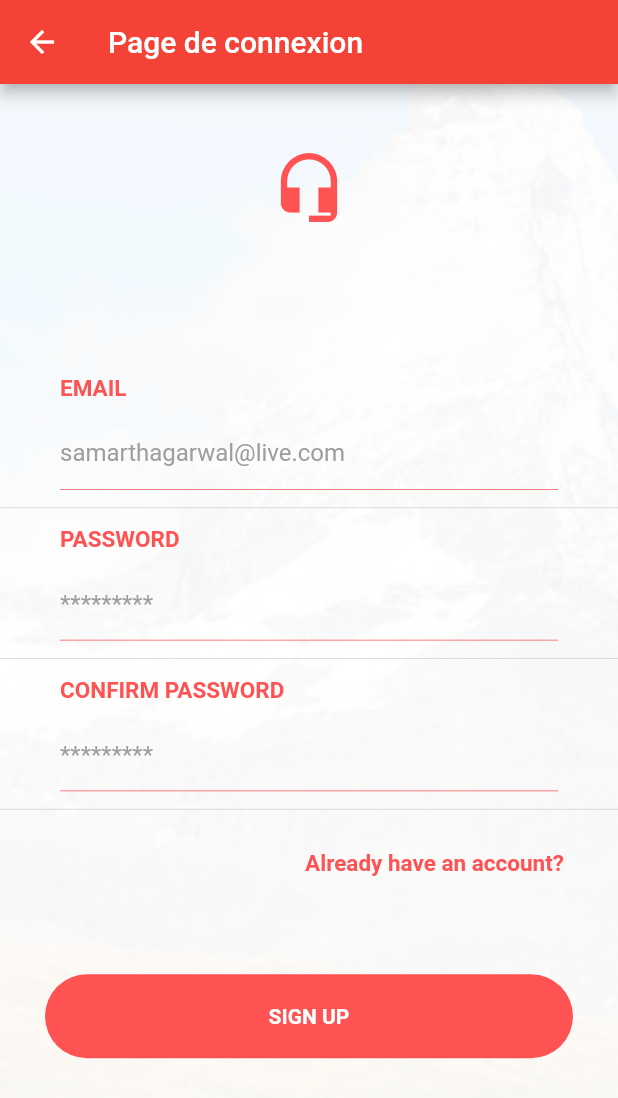
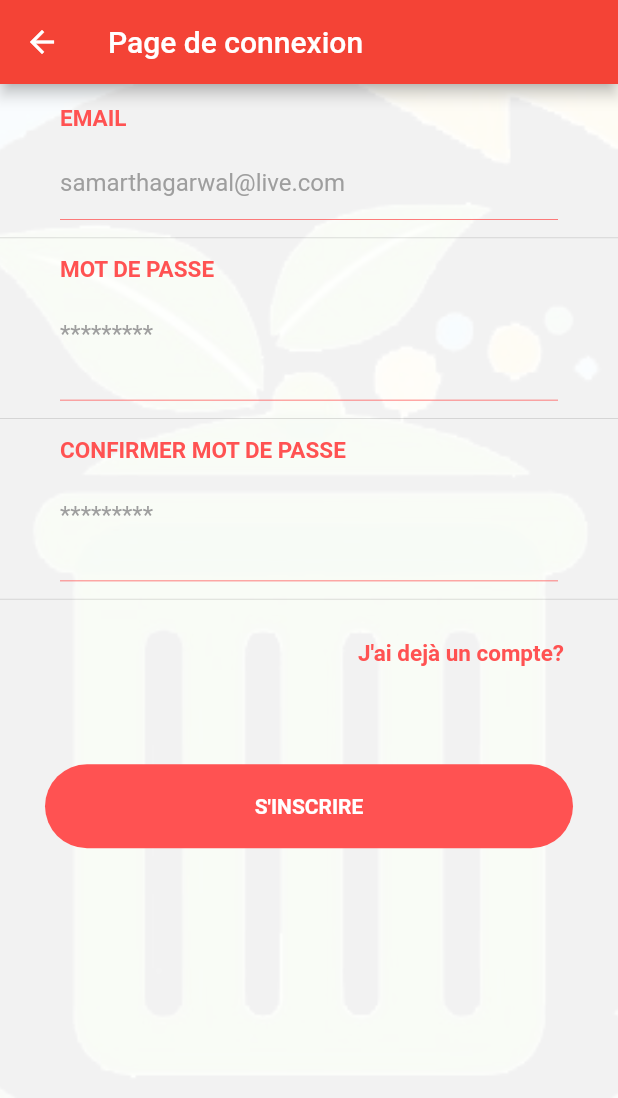
Before and after one commit to happy199/zaxo, a Flutter app: the SecondRoute screen opened directly, scrolled down 56 dp, after a tap on "Inscription", on a phone screen of 412 x 824 dp. Shown: the top 1098 px of the screen. Run offline on Flutter 3.47's test engine with Material 2 defaults, Android fonts, the phone set to English and light mode, and no system bars; our stand-ins replace font_awesome_flutter.

Commit message:
Finish with login and register form

```diff
--- a/lib/src/screens/login_screen.dart
+++ b/lib/src/screens/login_screen.dart
@@ -1,4 +1,5 @@
 import 'package:flutter/material.dart';
+import 'package:font_awesome_flutter/font_awesome_flutter.dart';
 import '../blocs/bloc.dart';
 
 final bloc = Bloc();
@@ -15,7 +16,7 @@ class LoginScreenState extends State<LoginScreen> with TickerProviderStateMixin{
     return Container(
     height: MediaQuery.of(context).size.height,
     child: PageView(
-          controller: _controller,
+      controller: pageController,
       physics: new AlwaysScrollableScrollPhysics(),
       children: <Widget>[loginPage(), homePage(), signupPage()],
       scrollDirection: Axis.horizontal,
@@ -34,7 +35,7 @@ class LoginScreenState extends State<LoginScreen> with TickerProviderStateMixin{
         image: DecorationImage(
           colorFilter: new ColorFilter.mode(
               Colors.black.withOpacity(0.1), BlendMode.dstATop),
-          image: AssetImage('assets/images/mountains.jpg'),
+          image: AssetImage("assets/logo_z.png"),
           fit: BoxFit.cover,
         ),
       ),
@@ -160,17 +161,17 @@ class LoginScreenState extends State<LoginScreen> with TickerProviderStateMixin{
         image: DecorationImage(
           colorFilter: new ColorFilter.mode(
               Colors.black.withOpacity(0.05), BlendMode.dstATop),
-          image: AssetImage('assets/images/mountains.jpg'),
+          image: AssetImage("assets/logo_z.png"),
           fit: BoxFit.cover,
         ),
       ),
       child: new Column(
         children: <Widget>[
           Container(
-            padding: EdgeInsets.all(120.0),
+            padding: EdgeInsets.all(12),
             child: Center(
               child: Icon(
-                Icons.headset_mic,
+                Icons.restore_from_trash,
                 color: Colors.redAccent,
                 size: 50.0,
               ),
@@ -240,7 +241,7 @@ class LoginScreenState extends State<LoginScreen> with TickerProviderStateMixin{
                 child: new Padding(
                   padding: const EdgeInsets.only(left: 40.0),
                   child: new Text(
-                    "PASSWORD",
+                    "MOT DE PASSE",
                     style: TextStyle(
                       fontWeight: FontWeight.bold,
                       color: Colors.redAccent,
@@ -302,7 +303,7 @@ class LoginScreenState extends State<LoginScreen> with TickerProviderStateMixin{
                 padding: const EdgeInsets.only(right: 20.0),
                 child: new FlatButton(
                   child: new Text(
-                    "Forgot Password?",
+                    "Mots de passe oublié?",
                     style: TextStyle(
                       fontWeight: FontWeight.bold,
                       color: Colors.redAccent,
@@ -338,7 +339,7 @@ class LoginScreenState extends State<LoginScreen> with TickerProviderStateMixin{
                         children: <Widget>[
                           new Expanded(
                             child: Text(
-                              "LOGIN",
+                              "CONNEXION",
                               textAlign: TextAlign.center,
                               style: TextStyle(
                                   color: Colors.white,
@@ -366,7 +367,7 @@ class LoginScreenState extends State<LoginScreen> with TickerProviderStateMixin{
                   ),
                 ),
                 Text(
-                  "OR CONNECT WITH",
+                  "OU SE CONNECTER AVEC",
                   style: TextStyle(
                     color: Colors.grey,
                     fontWeight: FontWeight.bold,
@@ -415,8 +416,7 @@ class LoginScreenState extends State<LoginScreen> with TickerProviderStateMixin{
                                             MainAxisAlignment.spaceEvenly,
                                         children: <Widget>[
                                           Icon(
-                                            const IconData(0xea90,
-                                                fontFamily: 'icomoon'),
+                                            FontAwesomeIcons.facebook,
                                             color: Colors.white,
                                             size: 15.0,
                                           ),
@@ -469,8 +469,7 @@ class LoginScreenState extends State<LoginScreen> with TickerProviderStateMixin{
                                             MainAxisAlignment.spaceEvenly,
                                         children: <Widget>[
                                           Icon(
-                                            const IconData(0xea88,
-                                                fontFamily: 'icomoon'),
+                                            FontAwesomeIcons.google,
                                             color: Colors.white,
                                             size: 15.0,
                                           ),
@@ -479,7 +478,8 @@ class LoginScreenState extends State<LoginScreen> with TickerProviderStateMixin{
                                             textAlign: TextAlign.center,
                                             style: TextStyle(
                                               color: Colors.white,
-                                                fontWeight: FontWeight.bold),
+                                              fontWeight: FontWeight.bold
+                                            ),
                                           ),
                                         ],
                                       ),
@@ -510,17 +510,17 @@ class LoginScreenState extends State<LoginScreen> with TickerProviderStateMixin{
         image: DecorationImage(
           colorFilter: new ColorFilter.mode(
               Colors.black.withOpacity(0.05), BlendMode.dstATop),
-          image: AssetImage('assets/images/mountains.jpg'),
+          image: AssetImage("assets/logo_z.png"),
           fit: BoxFit.cover,
         ),
       ),
       child: new Column(
         children: <Widget>[
           Container(
-            padding: EdgeInsets.all(100.0),
+            padding: EdgeInsets.all(10.0),
             child: Center(
               child: Icon(
-                Icons.headset_mic,
+                Icons.restore_from_trash,
                 color: Colors.redAccent,
                 size: 50.0,
               ),
@@ -561,14 +561,21 @@ class LoginScreenState extends State<LoginScreen> with TickerProviderStateMixin{
               mainAxisAlignment: MainAxisAlignment.start,
               children: <Widget>[
                 new Expanded(
-                  child: TextField(
-                    obscureText: true,
+                  child: StreamBuilder(
+                    stream: bloc.email,
+                    builder: (context, snapshot){
+                      return TextField(
+                        onChanged: bloc.changeEmail,
+                        keyboardType: TextInputType.emailAddress,
                         textAlign: TextAlign.left,
                         decoration: InputDecoration(
                           border: InputBorder.none,
                           hintText: 'samarthagarwal@live.com',
                           hintStyle: TextStyle(color: Colors.grey),
+                          errorText: snapshot.error,
                         ),
+                      );
+                    },
                   ),
                 ),
               ],
@@ -583,7 +590,7 @@ class LoginScreenState extends State<LoginScreen> with TickerProviderStateMixin{
                 child: new Padding(
                   padding: const EdgeInsets.only(left: 40.0),
                   child: new Text(
-                    "PASSWORD",
+                    "MOT DE PASSE",
                     style: TextStyle(
                       fontWeight: FontWeight.bold,
                       color: Colors.redAccent,
@@ -612,14 +619,24 @@ class LoginScreenState extends State<LoginScreen> with TickerProviderStateMixin{
               mainAxisAlignment: MainAxisAlignment.start,
               children: <Widget>[
                 new Expanded(
+                  child: StreamBuilder(
+                    stream: bloc.password,
+                    builder: (context, snapshot){
+                      return Container(
+                        margin: EdgeInsets.only(bottom: 20.0),
                         child: TextField(
+                          onChanged: bloc.changePassword,
                           obscureText: true,
                           textAlign: TextAlign.left,
                           decoration: InputDecoration(
                             border: InputBorder.none,
                             hintText: '*********',
                             hintStyle: TextStyle(color: Colors.grey),
+                            errorText: snapshot.error,
                           ),
+                        ),
+                      );
+                    },
                   ),
                 ),
               ],
@@ -634,7 +651,7 @@ class LoginScreenState extends State<LoginScreen> with TickerProviderStateMixin{
                 child: new Padding(
                   padding: const EdgeInsets.only(left: 40.0),
                   child: new Text(
-                    "CONFIRM PASSWORD",
+                    "CONFIRMER MOT DE PASSE",
                     style: TextStyle(
                       fontWeight: FontWeight.bold,
                       color: Colors.redAccent,
@@ -663,14 +680,24 @@ class LoginScreenState extends State<LoginScreen> with TickerProviderStateMixin{
               mainAxisAlignment: MainAxisAlignment.start,
               children: <Widget>[
                 new Expanded(
+                  child: StreamBuilder(
+                    stream: bloc.password,
+                    builder: (context, snapshot){
+                      return Container(
+                        margin: EdgeInsets.only(bottom: 20.0),
                         child: TextField(
+                          onChanged: bloc.changePassword,
                           obscureText: true,
                           textAlign: TextAlign.left,
                           decoration: InputDecoration(
                             border: InputBorder.none,
                             hintText: '*********',
                             hintStyle: TextStyle(color: Colors.grey),
+                            errorText: snapshot.error,
                           ),
+                        ),
+                      );
+                    },
                   ),
                 ),
               ],
@@ -686,7 +713,7 @@ class LoginScreenState extends State<LoginScreen> with TickerProviderStateMixin{
                 padding: const EdgeInsets.only(right: 20.0),
                 child: new FlatButton(
                   child: new Text(
-                    "Already have an account?",
+                    "J'ai dejà un compte?",
                     style: TextStyle(
                       fontWeight: FontWeight.bold,
                       color: Colors.redAccent,
@@ -722,7 +749,7 @@ class LoginScreenState extends State<LoginScreen> with TickerProviderStateMixin{
                         children: <Widget>[
                           new Expanded(
                             child: Text(
-                              "SIGN UP",
+                              "S'INSCRIRE",
                               textAlign: TextAlign.center,
                               style: TextStyle(
                                   color: Colors.white,
@@ -743,7 +770,7 @@ class LoginScreenState extends State<LoginScreen> with TickerProviderStateMixin{
   }
 
   gotoLogin() {
-    _controller.animateToPage(
+    pageController.animateToPage(
       0,
       duration: Duration(milliseconds: 800),
       curve: Curves.bounceOut,
@@ -751,13 +778,13 @@ class LoginScreenState extends State<LoginScreen> with TickerProviderStateMixin{
   }
 
   gotoSignup() {
-    _controller.animateToPage(
+    pageController.animateToPage(
       2,
       duration: Duration(milliseconds: 800),
       curve: Curves.bounceOut,
     );
   }
 
-  PageController _controller = new PageController(initialPage: 1, viewportFraction: 1.0);
+ final PageController pageController = new PageController(initialPage: 1, viewportFraction: 1.0);
 
 }
--- a/pubspec.yaml
+++ b/pubspec.yaml
@@ -36,7 +36,6 @@ dev_dependencies:
 flutter:
   assets:
     - assets/
-    - assets/images
   # The following line ensures that the Material Icons font is
   # included with your application, so that you can use the icons in
   # the material Icons class.
```
Lines whose indentation alone changed are shown as unchanged.
